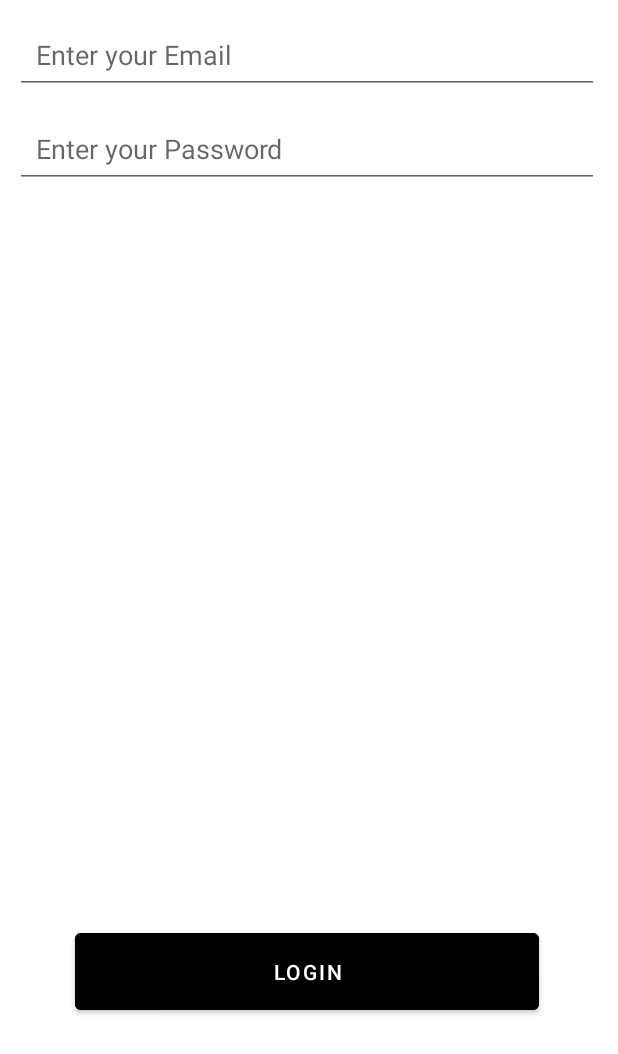
After one commit to AnanjayGurjar/Note-It-Down, an Android app: the LoginFragment screen opened through its navigation route, on a phone screen of 412 x 824 dp. The commit adds this screen. Shown: the top 1054 px of the screen. Run offline under Robolectric (Android 15) with nearby library versions, the phone set to English and light mode, and no system bars; 2 statements that could not run were skipped.

Commit message:
signup-login ui setup

```diff
--- a/app/src/main/AndroidManifest.xml
+++ b/app/src/main/AndroidManifest.xml
@@ -14,7 +14,7 @@
         android:label="@string/app_name"
         android:roundIcon="@mipmap/ic_launcher_round"
         android:supportsRtl="true"
-        android:theme="@style/Theme.NoteItDown"
+        android:theme="@style/NoActionBar"
         tools:targetApi="31">
         <activity
             android:name=".MainActivity"
--- /dev/null
+++ b/app/src/main/java/com/ananjay/noteitdown/fragments/LoginFragment.kt
@@ -0,0 +1,18 @@
+package com.ananjay.noteitdown.fragments
+
+import android.os.Bundle
+import androidx.fragment.app.Fragment
+import android.view.LayoutInflater
+import android.view.View
+import android.view.ViewGroup
+import com.ananjay.noteitdown.R
+
+class LoginFragment : Fragment() {
+    override fun onCreateView(
+        inflater: LayoutInflater, container: ViewGroup?,
+        savedInstanceState: Bundle?
+    ): View? {
+        // Inflate the layout for this fragment
+        return inflater.inflate(R.layout.fragment_login, container, false)
+    }
+}
--- /dev/null
+++ b/app/src/main/java/com/ananjay/noteitdown/fragments/RegisterFragment.kt
@@ -0,0 +1,33 @@
+package com.ananjay.noteitdown.fragments
+
+import android.os.Bundle
+import androidx.fragment.app.Fragment
+import android.view.LayoutInflater
+import android.view.View
+import android.view.ViewGroup
+import androidx.navigation.fragment.findNavController
+import com.ananjay.noteitdown.R
+import com.ananjay.noteitdown.databinding.FragmentRegisterBinding
+
+class RegisterFragment : Fragment() {
+
+    private lateinit var binding: FragmentRegisterBinding
+    override fun onCreateView(
+        inflater: LayoutInflater, container: ViewGroup?,
+        savedInstanceState: Bundle?
+    ): View? {
+        // Inflate the layout for this fragment
+        binding = FragmentRegisterBinding.inflate(inflater, container, false)
+        return binding.root
+    }
+
+    override fun onViewCreated(view: View, savedInstanceState: Bundle?) {
+        super.onViewCreated(view, savedInstanceState)
+
+        binding.tvLogin.setOnClickListener {
+            findNavController().navigate(R.id.action_registerFragment_to_loginFragment)
+        }
+    }
+
+
+}
--- a/app/src/main/res/layout/activity_main.xml
+++ b/app/src/main/res/layout/activity_main.xml
@@ -1,18 +1,14 @@
 <?xml version="1.0" encoding="utf-8"?>
-<androidx.constraintlayout.widget.ConstraintLayout xmlns:android="http://schemas.android.com/apk/res/android"
+<androidx.fragment.app.FragmentContainerView
+    xmlns:android="http://schemas.android.com/apk/res/android"
     xmlns:app="http://schemas.android.com/apk/res-auto"
     xmlns:tools="http://schemas.android.com/tools"
-    android:layout_width="match_parent"
-    android:layout_height="match_parent"
-    tools:context=".MainActivity">
-
-    <TextView
-        android:layout_width="wrap_content"
-        android:layout_height="wrap_content"
-        android:text="Hello World!"
-        app:layout_constraintBottom_toBottomOf="parent"
-        app:layout_constraintEnd_toEndOf="parent"
-        app:layout_constraintStart_toStartOf="parent"
-        app:layout_constraintTop_toTopOf="parent" />
-
-</androidx.constraintlayout.widget.ConstraintLayout>
+    android:id="@+id/fragmentContainerView"
+    android:name="androidx.navigation.fragment.NavHostFragment"
+    android:layout_width="409dp"
+    android:layout_height="729dp"
+    app:defaultNavHost="true"
+    app:navGraph="@navigation/nav_graph"
+    tools:layout_editor_absoluteX="1dp"
+    tools:layout_editor_absoluteY="1dp">
+</androidx.fragment.app.FragmentContainerView>
--- /dev/null
+++ b/app/src/main/res/layout/fragment_login.xml
@@ -0,0 +1,44 @@
+<?xml version="1.0" encoding="utf-8"?>
+<androidx.constraintlayout.widget.ConstraintLayout xmlns:android="http://schemas.android.com/apk/res/android"
+    xmlns:tools="http://schemas.android.com/tools"
+    android:layout_width="match_parent"
+    android:layout_height="match_parent"
+    xmlns:app="http://schemas.android.com/apk/res-auto"
+    tools:context=".fragments.LoginFragment">
+
+    <EditText
+        android:id="@+id/et_email"
+        android:layout_width="match_parent"
+        android:layout_height="wrap_content"
+        android:padding="14dp"
+        android:layout_margin="10dp"
+        android:hint="Enter your Email"
+        app:layout_constraintStart_toStartOf="parent"
+        app:layout_constraintEnd_toEndOf="parent"
+        app:layout_constraintTop_toTopOf="parent"/>
+
+    <EditText
+        android:id="@+id/et_password"
+        android:layout_width="match_parent"
+        android:layout_height="wrap_content"
+        android:padding="14dp"
+        android:layout_margin="10dp"
+        android:hint="Enter your Password"
+        app:layout_constraintStart_toStartOf="parent"
+        app:layout_constraintEnd_toEndOf="parent"
+        app:layout_constraintTop_toBottomOf="@id/et_email"/>
+
+
+    <com.google.android.material.button.MaterialButton
+        android:id="@+id/btn_login"
+        android:layout_width="match_parent"
+        android:layout_height="wrap_content"
+        android:backgroundTint="@color/black"
+        app:layout_constraintStart_toStartOf="parent"
+        app:layout_constraintEnd_toEndOf="parent"
+        app:layout_constraintBottom_toBottomOf="parent"
+        android:text="Login"
+        android:layout_margin="50dp"
+        android:padding="16dp"/>
+
+</androidx.constraintlayout.widget.ConstraintLayout>
--- /dev/null
+++ b/app/src/main/res/navigation/nav_graph.xml
@@ -0,0 +1,47 @@
+<?xml version="1.0" encoding="utf-8"?>
+<navigation xmlns:android="http://schemas.android.com/apk/res/android"
+    xmlns:app="http://schemas.android.com/apk/res-auto"
+    xmlns:tools="http://schemas.android.com/tools"
+    android:id="@+id/nav_graph"
+    app:startDestination="@id/registerFragment">
+
+    <fragment
+        android:id="@+id/registerFragment"
+        android:name="com.ananjay.noteitdown.fragments.RegisterFragment"
+        android:label="fragment_register"
+        tools:layout="@layout/fragment_register" >
+        <action
+            android:id="@+id/action_registerFragment_to_loginFragment"
+            app:destination="@id/loginFragment" />
+        <action
+            android:id="@+id/action_registerFragment_to_homeFragment"
+            app:destination="@id/homeFragment"
+            app:popUpTo="@id/registerFragment"
+            app:popUpToInclusive="true" />
+    </fragment>
+    <fragment
+        android:id="@+id/homeFragment"
+        android:name="com.ananjay.noteitdown.fragments.HomeFragment"
+        android:label="fragment_home"
+        tools:layout="@layout/fragment_home" >
+        <action
+            android:id="@+id/action_homeFragment_to_noteFragment"
+            app:destination="@id/noteFragment" />
+    </fragment>
+    <fragment
+        android:id="@+id/loginFragment"
+        android:name="com.ananjay.noteitdown.fragments.LoginFragment"
+        android:label="fragment_login"
+        tools:layout="@layout/fragment_login" >
+        <action
+            android:id="@+id/action_loginFragment_to_homeFragment"
+            app:destination="@id/homeFragment"
+            app:popUpTo="@id/registerFragment"
+            app:popUpToInclusive="true" />
+    </fragment>
+    <fragment
+        android:id="@+id/noteFragment"
+        android:name="com.ananjay.noteitdown.fragments.NoteFragment"
+        android:label="fragment_note"
+        tools:layout="@layout/fragment_note" />
+</navigation>
--- a/app/src/main/res/values/strings.xml
+++ b/app/src/main/res/values/strings.xml
@@ -1,3 +1,5 @@
 <resources>
     <string name="app_name">Note It Down</string>
+    <!-- TODO: Remove or change this placeholder text -->
+    <string name="hello_blank_fragment">Hello blank fragment</string>
 </resources>
--- a/app/src/main/res/values/themes.xml
+++ b/app/src/main/res/values/themes.xml
@@ -13,4 +13,12 @@
         <item name="android:statusBarColor" tools:targetApi="l">?attr/colorPrimaryVariant</item>
         <!-- Customize your theme here. -->
     </style>
+
+
+    <style name="NoActionBar" parent="Theme.MaterialComponents.DayNight.NoActionBar">
+        <item name="windowNoTitle">true</item>
+        <item name="windowActionBar">false</item>
+        <item name="android:windowFullscreen">true</item>
+        <item name="android:windowContentOverlay">@null</item>
+    </style>
 </resources>
```
Also changed, not shown: app/src/main/java/com/ananjay/noteitdown/di/NetworkModule.kt (added, +30 -0 lines), app/src/main/java/com/ananjay/noteitdown/fragments/HomeFragment.kt (added, +20 -0 lines), app/src/main/java/com/ananjay/noteitdown/fragments/NoteFragment.kt (added, +21 -0 lines), app/src/main/res/layout/fragment_home.xml (added, +14 -0 lines), app/src/main/res/layout/fragment_note.xml (added, +14 -0 lines), app/src/main/res/layout/fragment_register.xml (added, +66 -0 lines).
